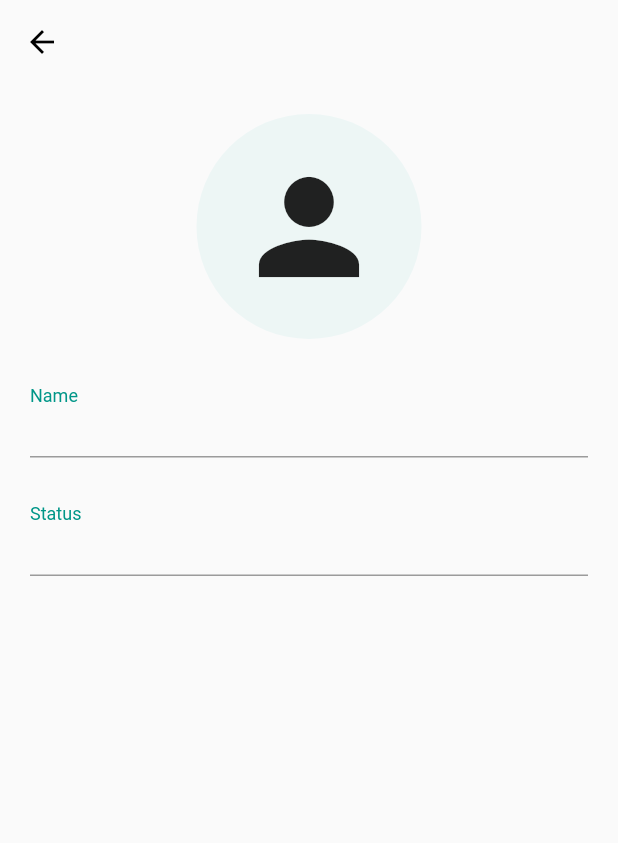
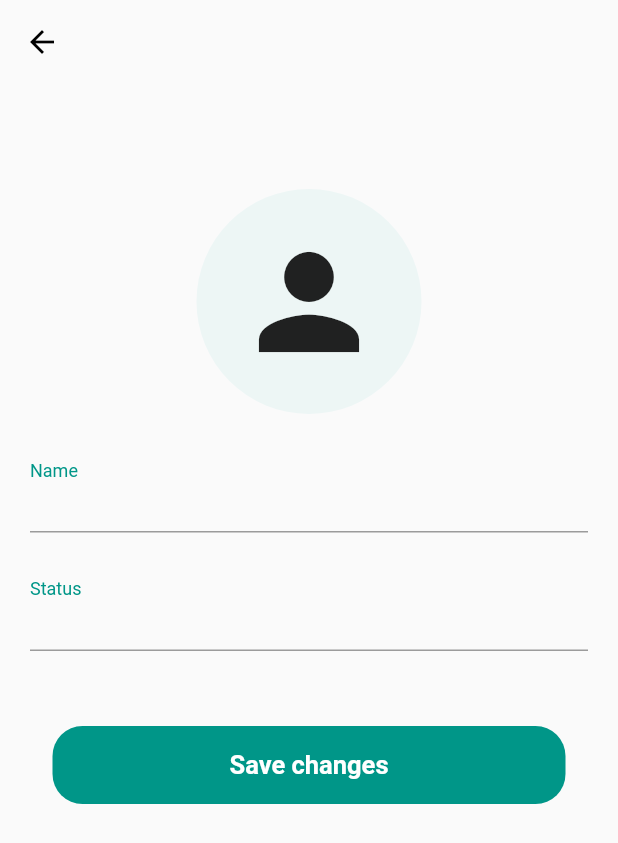
Before and after one commit to TuranTalayhan/message_app, a Flutter app: the Profile screen opened by its route, on a phone screen of 412 x 824 dp. Shown: the top 843 px of the screen. Run offline on Flutter 3.47's test engine with Material 2 defaults, Android fonts, the phone set to English and light mode, and no system bars; our stand-ins replace cloud_firestore, firebase_auth, firebase_core, google_sign_in, material_design_icons_flutter; accounts and stored records are empty.

```diff
--- a/lib/pages/authentication/auth_gate.dart
+++ b/lib/pages/authentication/auth_gate.dart
@@ -1,7 +1,7 @@
 import 'package:firebase_auth/firebase_auth.dart';
 import 'package:flutter/material.dart';
-import 'package:message_app/pages/authentication/auth_page.dart';
-import 'package:message_app/pages/home/navigation_bar_page.dart';
+import '../home/navigation_bar_page.dart';
+import 'auth_page.dart';
 
 class AuthGate extends StatelessWidget {
   const AuthGate({super.key});
--- a/lib/pages/authentication/login_page.dart
+++ b/lib/pages/authentication/login_page.dart
@@ -1,7 +1,7 @@
 import 'package:flutter/material.dart';
 import 'package:flutter/scheduler.dart';
-import 'package:message_app/services/auth_service.dart';
 import 'package:provider/provider.dart';
+import '../../services/auth_service.dart';
 
 class LoginPage extends StatefulWidget {
   const LoginPage({super.key});
@@ -81,6 +81,7 @@ class _LoginPageState extends State<LoginPage> {
           padding: const EdgeInsets.all(20),
           child: Column(
             children: [
+              const SizedBox(height: 60),
               const Padding(
                 padding: EdgeInsets.fromLTRB(0, 20, 0, 20),
                 child: Text(
--- a/lib/pages/authentication/reset_password.dart
+++ b/lib/pages/authentication/reset_password.dart
@@ -1,7 +1,7 @@
 import 'package:flutter/material.dart';
 import 'package:flutter/scheduler.dart';
-import 'package:message_app/services/auth_service.dart';
 import 'package:provider/provider.dart';
+import '../../services/auth_service.dart';
 
 class ResetPassword extends StatefulWidget {
   const ResetPassword({super.key});
--- a/lib/pages/authentication/sign_up.dart
+++ b/lib/pages/authentication/sign_up.dart
@@ -1,7 +1,7 @@
 import 'package:flutter/material.dart';
 import 'package:flutter/scheduler.dart';
-import 'package:message_app/services/auth_service.dart';
 import 'package:provider/provider.dart';
+import '../../services/auth_service.dart';
 
 class SignUpPage extends StatefulWidget {
   const SignUpPage({super.key});
@@ -112,6 +112,7 @@ class _SignUpPageState extends State<SignUpPage> {
           padding: const EdgeInsets.all(20),
           child: Column(
             children: [
+              const SizedBox(height: 20),
               const Padding(
                 padding: EdgeInsets.fromLTRB(0, 20, 0, 20),
                 child: Text(
--- a/lib/pages/home/settings.dart
+++ b/lib/pages/home/settings.dart
@@ -1,7 +1,7 @@
 import 'package:flutter/material.dart';
 import 'package:material_design_icons_flutter/material_design_icons_flutter.dart';
-import 'package:message_app/services/auth_service.dart';
 import 'package:provider/provider.dart';
+import '../../services/auth_service.dart';
 
 class Settings extends StatefulWidget {
   const Settings({super.key});
--- a/lib/pages/home/settings/profile.dart
+++ b/lib/pages/home/settings/profile.dart
@@ -1,8 +1,8 @@
 import 'package:cloud_firestore/cloud_firestore.dart';
 import 'package:firebase_auth/firebase_auth.dart';
 import 'package:flutter/material.dart';
-import 'package:message_app/services/auth_service.dart';
 import 'package:provider/provider.dart';
+import '../../../services/auth_service.dart';
 
 class Profile extends StatefulWidget {
   const Profile({super.key});
@@ -13,6 +13,9 @@ class Profile extends StatefulWidget {
 
 class _ProfileState extends State<Profile> {
   final _displayName = TextEditingController();
+  final _status = TextEditingController();
+  bool _isLoading = false;
+  bool _error = false;
 
   String _getDisplayname() {
     try {
@@ -29,6 +32,44 @@ class _ProfileState extends State<Profile> {
     }
   }
 
+  Future<void> _resetPassword() async {
+    if (_status.text.isEmpty && _displayName.text.isEmpty) {
+      return;
+    } else if (_status.text.isEmpty) {
+      try {
+        _error = false;
+        await Provider.of<AuthService>(context, listen: false)
+            .updateInfo(displayName: _displayName.text);
+      } catch (e) {
+        _error = true;
+        ScaffoldMessenger.of(context).showSnackBar(SnackBar(
+          content: Text(
+            e.toString(),
+            style: const TextStyle(color: Colors.white),
+          ),
+          backgroundColor: Colors.red,
+        ));
+        return;
+      }
+    } else if (_displayName.text.isEmpty) {
+      try {
+        _error = false;
+        await Provider.of<AuthService>(context, listen: false)
+            .updateInfo(status: _status.text);
+      } catch (e) {
+        _error = true;
+        ScaffoldMessenger.of(context).showSnackBar(SnackBar(
+          content: Text(
+            e.toString(),
+            style: const TextStyle(color: Colors.white),
+          ),
+          backgroundColor: Colors.red,
+        ));
+        return;
+      }
+    }
+  }
+
   @override
   Widget build(BuildContext context) {
     return Scaffold(
@@ -40,6 +81,7 @@ class _ProfileState extends State<Profile> {
           padding: const EdgeInsets.all(20),
           child: Column(
             children: [
+              const SizedBox(height: 50),
               Container(
                   height: 150,
                   width: 150,
@@ -53,7 +95,10 @@ class _ProfileState extends State<Profile> {
                     size: 100,
                   ))),
               const SizedBox(height: 20),
-              TextField(
+              Form(
+                  child: Column(
+                children: [
+                  TextFormField(
                       controller: _displayName,
                       decoration: InputDecoration(
                         labelText: "Name",
@@ -69,29 +114,31 @@ class _ProfileState extends State<Profile> {
                         .get(),
                     builder: (_, snapshot) {
                       if (snapshot.hasError) {
-                    return TextField(
-                        controller: _displayName,
+                        return TextFormField(
+                            controller: _status,
                             decoration: InputDecoration(
                               labelText: "Status",
-                          floatingLabelBehavior: FloatingLabelBehavior.always,
+                              floatingLabelBehavior:
+                                  FloatingLabelBehavior.always,
                               hintText: "Error = ${snapshot.error}",
                               labelStyle: const TextStyle(color: Colors.teal),
                             ));
                       }
                       if (snapshot.connectionState == ConnectionState.waiting) {
-                    return TextField(
-                        controller: _displayName,
+                        return TextFormField(
+                            controller: _status,
                             decoration: const InputDecoration(
                               labelText: "Status",
-                          floatingLabelBehavior: FloatingLabelBehavior.always,
+                              floatingLabelBehavior:
+                                  FloatingLabelBehavior.always,
                               hintText: "Loading",
                               labelStyle: TextStyle(color: Colors.teal),
                             ));
                       }
                       Map<String, dynamic> data = snapshot.data!.data()!;
 
-                  return TextField(
-                      controller: _displayName,
+                      return TextFormField(
+                          controller: _status,
                           decoration: InputDecoration(
                             labelText: "Status",
                             floatingLabelBehavior: FloatingLabelBehavior.always,
@@ -100,6 +147,64 @@ class _ProfileState extends State<Profile> {
                           ));
                     },
                   ),
+                  const SizedBox(height: 50),
+                  SizedBox(
+                    width: MediaQuery.of(context).size.width - 70,
+                    child: !_isLoading
+                        ? TextButton(
+                            onPressed: () async {
+                              setState(() {
+                                _isLoading = true;
+                              });
+                              await _resetPassword();
+                              setState(() {
+                                _isLoading = false;
+                              });
+                              if (!_error && context.mounted) {
+                                ScaffoldMessenger.of(context)
+                                    .showSnackBar(const SnackBar(
+                                        content: Text(
+                                          "Saved changes successfully",
+                                          style: TextStyle(color: Colors.white),
+                                        ),
+                                        backgroundColor: Colors.green));
+                                Navigator.pop(context);
+                              }
+                            },
+                            style: ButtonStyle(
+                                shape: MaterialStateProperty.all<
+                                        RoundedRectangleBorder>(
+                                    RoundedRectangleBorder(
+                                  borderRadius: BorderRadius.circular(20.0),
+                                )),
+                                backgroundColor:
+                                    MaterialStateProperty.all(Colors.teal)),
+                            child: const Padding(
+                              padding: EdgeInsets.all(8.0),
+                              child: Text("Save changes",
+                                  style: TextStyle(
+                                      color: Colors.white,
+                                      fontSize: 17,
+                                      fontWeight: FontWeight.bold)),
+                            ),
+                          )
+                        : TextButton(
+                            onPressed: () {},
+                            style: ButtonStyle(
+                                shape: MaterialStateProperty.all<
+                                        RoundedRectangleBorder>(
+                                    RoundedRectangleBorder(
+                                  borderRadius: BorderRadius.circular(20.0),
+                                )),
+                                backgroundColor:
+                                    MaterialStateProperty.all(Colors.teal)),
+                            child: const CircularProgressIndicator(
+                              color: Colors.white,
+                            ),
+                          ),
+                  ),
+                ],
+              )),
             ],
           ),
         ),
```
Also changed, not shown: lib/main.dart (+8 -10 lines), lib/pages/home/navigation_bar_page.dart (+5 -7 lines), lib/services/auth_service.dart (+35 -3 lines). Lines whose indentation alone changed are shown as unchanged.
